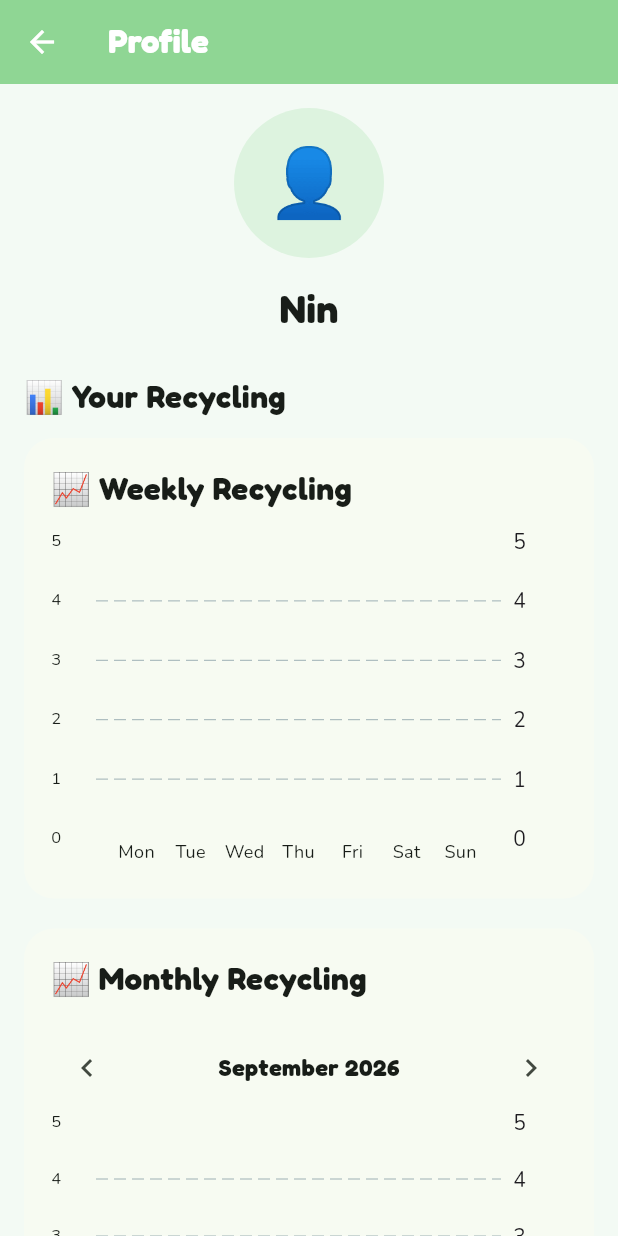
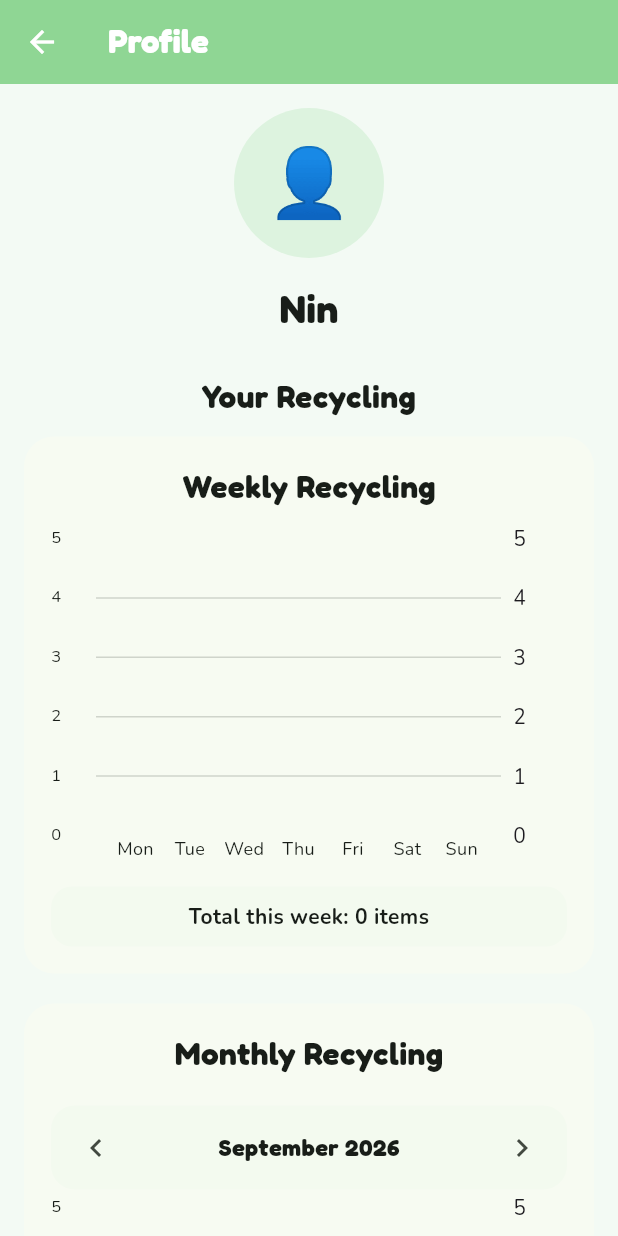
Before and after one commit to Nia-may/RecycleGo_App, a Flutter app: the ProfilePage screen opened directly with empty values, on a phone screen of 412 x 824 dp. Run offline on Flutter 3.47's test engine with Material 3 defaults, Android fonts, the phone set to English and light mode, and no system bars; drawn by our look-alikes of fl_chart; our stand-ins replace google_fonts, hive_ce, hive_ce_flutter, image_picker, shared_preferences; accounts and stored records are empty.

Commit message:
Update monthly and weekly chart

```diff
--- a/lib/screens/profile_page.dart
+++ b/lib/screens/profile_page.dart
@@ -48,6 +48,10 @@ class _profilePageState extends State<ProfilePage>{
     return weeklyData;
   }
 
+  int getWeeklyTotal(){
+    return getWeeklyData().fold(0, (sum, value)=> sum + value.toInt());
+  }
+
   List<double> getMonthlyData(){
     final box=Hive.box<RecyclingActivity>('activities');
 
@@ -65,6 +69,10 @@ class _profilePageState extends State<ProfilePage>{
       }
     }
     return monthlyData;
+  }
+
+  int getMonthlyTotal(){
+    return getMonthlyData().fold(0, (sum, value)=> sum + value.toInt());
   }
 
   void previousMonth(){
@@ -125,12 +133,14 @@ class _profilePageState extends State<ProfilePage>{
         child: Column(
           crossAxisAlignment: CrossAxisAlignment.start,
           children: [
-            Text(
-              '📈 Weekly Recycling',
+            Center(
+              child: Text(
+              'Weekly Recycling',
               style: GoogleFonts.fredoka(
                 fontSize: 21,
                 fontWeight: FontWeight.bold,
                 color: Theme.of(context).colorScheme.onSurface
+              ),
               ),
             ),
 
@@ -151,6 +161,13 @@ class _profilePageState extends State<ProfilePage>{
                     show: true,
                     drawVerticalLine: false,
                     horizontalInterval: 1,
+                    getDrawingHorizontalLine: (value) {
+                      return FlLine(
+                        // ignore: deprecated_member_use
+                        color: Theme.of(context).dividerColor.withOpacity(0.3),
+                        strokeWidth: 1,
+                      );
+                    },
                   ),
 
                   titlesData: FlTitlesData(
@@ -199,8 +216,8 @@ class _profilePageState extends State<ProfilePage>{
                       barRods: [
                         BarChartRodData(
                           toY: weeklyData[index],
-                          width: 18,
-                          borderRadius: BorderRadius.circular(8),
+                          width: 20,
+                          borderRadius: BorderRadius.circular(10),
                           color: AppColors.softGreen,
                         ),
                       ],
@@ -209,6 +226,27 @@ class _profilePageState extends State<ProfilePage>{
                  ),
                 ),
               ),
+
+              const SizedBox(height: 12),
+
+              Container(
+                width: double.infinity,
+                padding: const EdgeInsets.symmetric(horizontal: 14, vertical: 10,),
+                decoration: BoxDecoration(
+                  // ignore: deprecated_member_use
+                  color: AppColors.softGreen.withOpacity(0.15),
+                  borderRadius: BorderRadius.circular(14),
+                ),
+                child: Text(
+                  'Total this week: ${getWeeklyTotal()} items',
+                  style: GoogleFonts.nunito(
+                    fontSize: 14,
+                    fontWeight: FontWeight.bold,
+                    color: Theme.of(context).colorScheme.onSurface,
+                  ),
+                  textAlign: TextAlign.center,
+                ),
+              )
           ],
         ),
       );
@@ -226,23 +264,33 @@ class _profilePageState extends State<ProfilePage>{
       child: Column(
         crossAxisAlignment: CrossAxisAlignment.start,
         children: [
-          Text(
-            '📈 Monthly Recycling',
+          Center(
+            child: Text(
+              'Monthly Recycling',
               style: GoogleFonts.fredoka(
                 fontSize: 21,
                 fontWeight: FontWeight.bold,
-              color: Theme.of(context).colorScheme.onSurface
+                color: Theme.of(context).colorScheme.onSurface,
+            ),
             ),
           ),
 
           const SizedBox(height: 20),
 
-          Row(
+          Container(
+            padding: const EdgeInsets.symmetric(horizontal: 6, vertical: 4,),
+            decoration: BoxDecoration(
+              // ignore: deprecated_member_use
+              color: AppColors.softGreen.withOpacity(0.15),
+              borderRadius: BorderRadius.circular(16),
+            ),
+            child: Row(
               mainAxisAlignment: MainAxisAlignment.spaceBetween,
               children: [
                 IconButton(
                   onPressed: previousMonth,
                   icon: const Icon(Icons.chevron_left),
+                  splashRadius: 20,
                 ),
 
                 Text(
@@ -250,15 +298,17 @@ class _profilePageState extends State<ProfilePage>{
                   style: GoogleFonts.fredoka(
                     fontSize: 16,
                     fontWeight: FontWeight.bold,
-                  color: Theme.of(context).colorScheme.onSurface
+                    color: Theme.of(context).colorScheme.onSurface,
                   ),
                 ),
 
                 IconButton(
                   onPressed: nextMonth,
                   icon: const Icon(Icons.chevron_right),
+                  splashRadius: 20,
                 ),
               ],
+            ),
           ),
 
           const SizedBox(height: 12),
@@ -277,6 +327,13 @@ class _profilePageState extends State<ProfilePage>{
                   show: true,
                   drawVerticalLine: false,
                   horizontalInterval: 1,
+                  getDrawingHorizontalLine: (value) {
+                      return FlLine(
+                        // ignore: deprecated_member_use
+                        color: Theme.of(context).dividerColor.withOpacity(0.3),
+                        strokeWidth: 1,
+                      );
+                    },
                 ),
 
                 titlesData: FlTitlesData(
@@ -333,7 +390,7 @@ class _profilePageState extends State<ProfilePage>{
                     barRods: [
                       BarChartRodData(
                         toY: monthlyData[index],
-                        width: 10,
+                        width: 11,
                         borderRadius: BorderRadius.circular(6),
                         color: AppColors.softGreen,
                       ),
@@ -343,6 +400,27 @@ class _profilePageState extends State<ProfilePage>{
               ),
             ),
           ),
+
+           const SizedBox(height: 12),
+
+              Container(
+                width: double.infinity,
+                padding: const EdgeInsets.symmetric(horizontal: 14, vertical: 10,),
+                decoration: BoxDecoration(
+                  // ignore: deprecated_member_use
+                  color: AppColors.softGreen.withOpacity(0.15),
+                  borderRadius: BorderRadius.circular(14),
+                ),
+                child: Text(
+                  'Total this month (${getSelectedMonthName()}): ${getMonthlyTotal()} items',
+                  style: GoogleFonts.nunito(
+                    fontSize: 14,
+                    fontWeight: FontWeight.bold,
+                    color: Theme.of(context).colorScheme.onSurface,
+                  ),
+                  textAlign: TextAlign.center,
+                ),
+              )
         ],
       ),
       );
@@ -382,15 +460,13 @@ class _profilePageState extends State<ProfilePage>{
 
             const SizedBox(height: 25),
 
-            Align(
-              alignment: Alignment.centerLeft,
-              child: Text(
-                '📊 Your Recycling',
+              Text(
+                'Your Recycling',
+                textAlign: TextAlign.center,
                 style: GoogleFonts.fredoka(
                   fontSize: 21,
                   fontWeight: FontWeight.bold,
                   color: Theme.of(context).colorScheme.onSurface,
-                ),
                 ),
               ),
 
```
Lines whose indentation alone changed are shown as unchanged.
